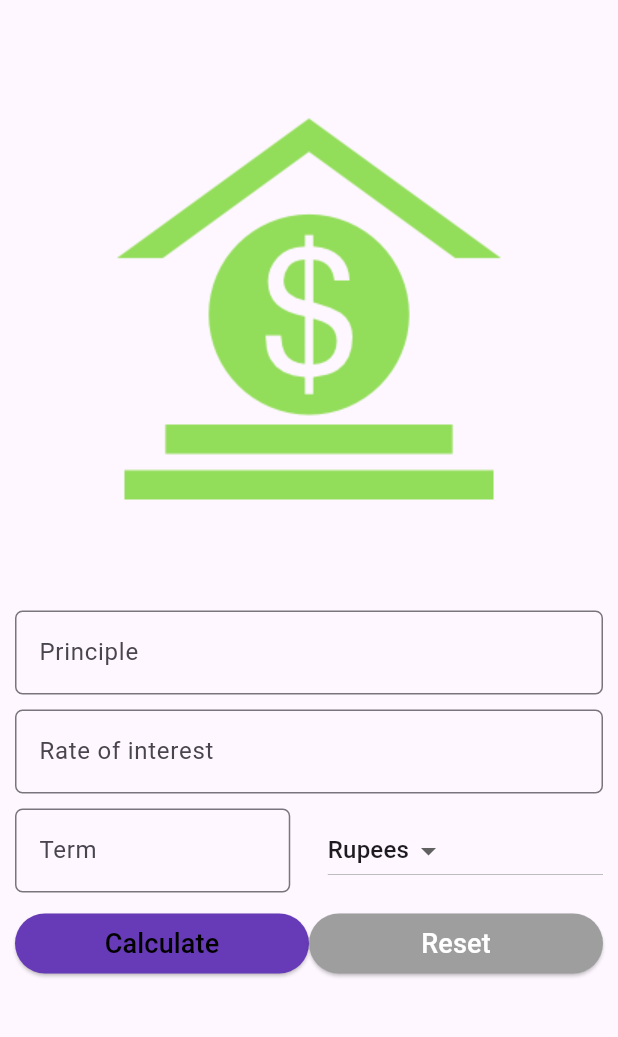
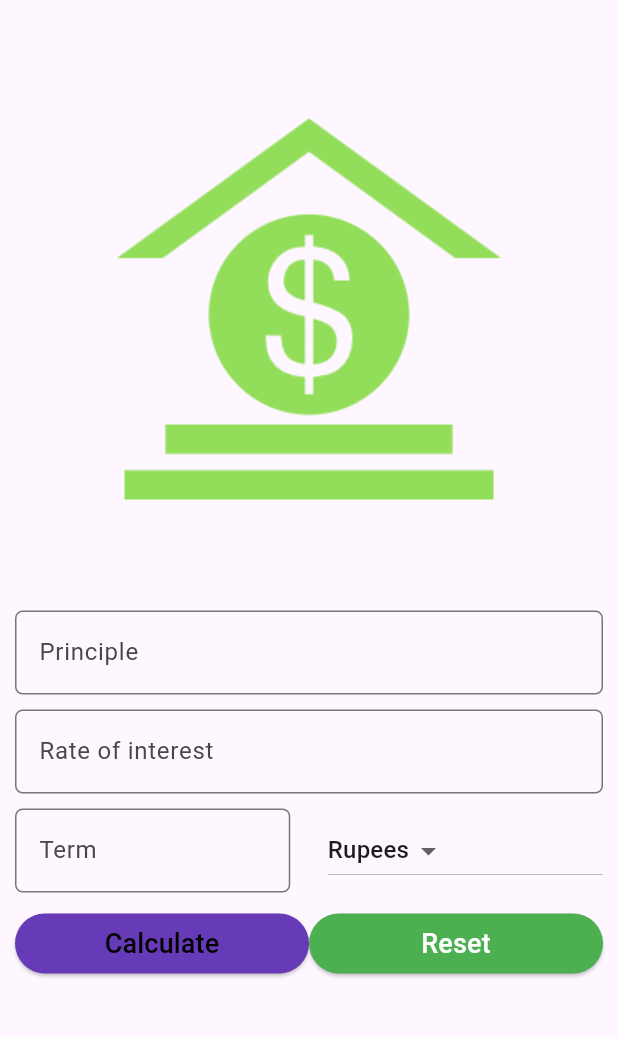
Before and after one commit to hemantkumarkar/SimpleInterest_Calculator, a Flutter app: the screen it shows after launch, on a phone screen of 412 x 824 dp, the part 84-1121 px from its top. Run offline on Flutter 3.47's test engine with Material 3 defaults, Android fonts, the phone set to English and light mode, and no system bars.

Commit message:
added validation and style

```diff
--- a/lib/main.dart
+++ b/lib/main.dart
@@ -179,7 +179,7 @@ class _SIFormState extends State<SIForm> {
                               });
                             },
                             style: ElevatedButton.styleFrom(
-                            backgroundColor: Colors.grey
+                            backgroundColor: Colors.green
                             ),
                             child: Text(
                               'Reset',
```
